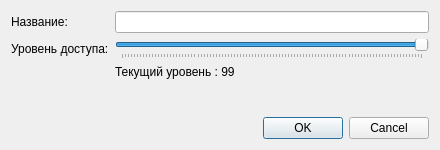
Qt form src/ui/CMandatoryMarkCreator.ui (MikhailBersenev/BuksanSpy) before a commit.
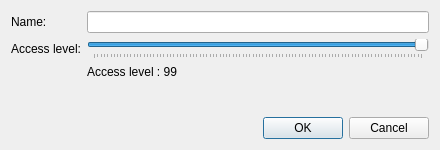
The same form after that commit.

The edit to the form file:
```diff
--- a/src/ui/CMandatoryMarkCreator.ui
+++ b/src/ui/CMandatoryMarkCreator.ui
@@ -25,14 +25,14 @@
      <item row="0" column="0">
       <widget class="QLabel" name="name_label">
        <property name="text">
-        <string>Название:</string>
+        <string>Name:</string>
        </property>
       </widget>
      </item>
      <item row="1" column="0">
       <widget class="QLabel" name="accesslevel_label">
        <property name="text">
-        <string>Уровень доступа:</string>
+        <string>Access level:</string>
        </property>
       </widget>
      </item>
@@ -61,7 +61,7 @@
      <item row="2" column="1">
       <widget class="QLabel" name="Currentposition_label">
        <property name="text">
-        <string>Текущий уровень : 99</string>
+        <string>Access level : 99</string>
        </property>
       </widget>
      </item>
```
Left out of the diff: 45 changed lines with no effect on the pictures.
